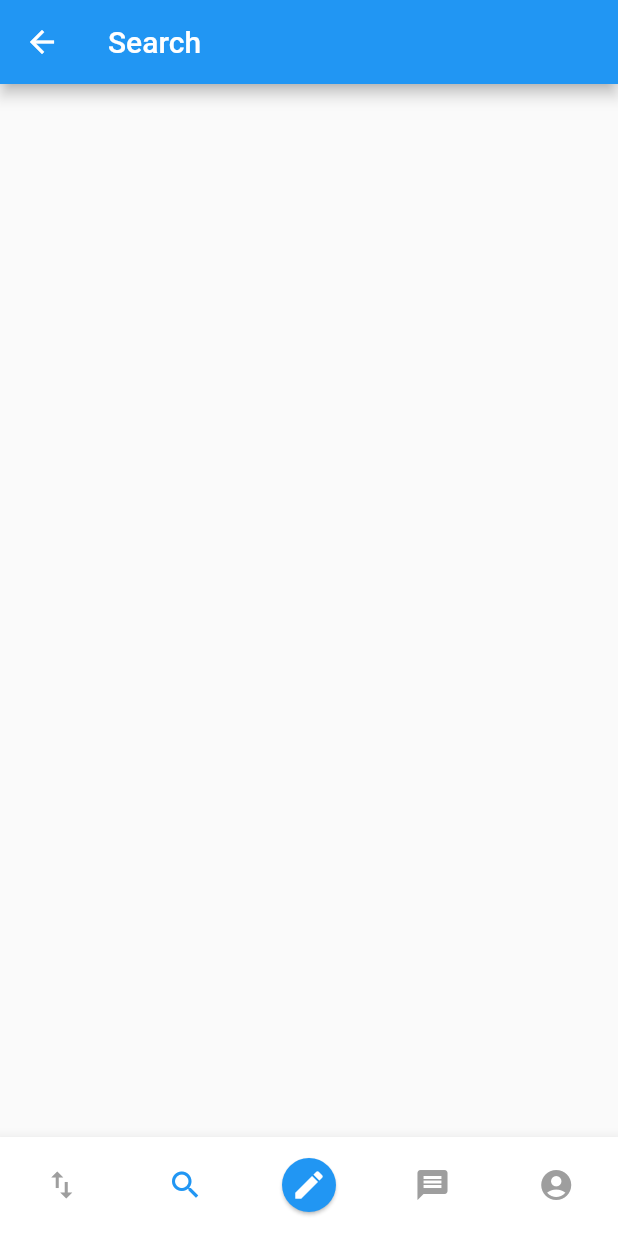
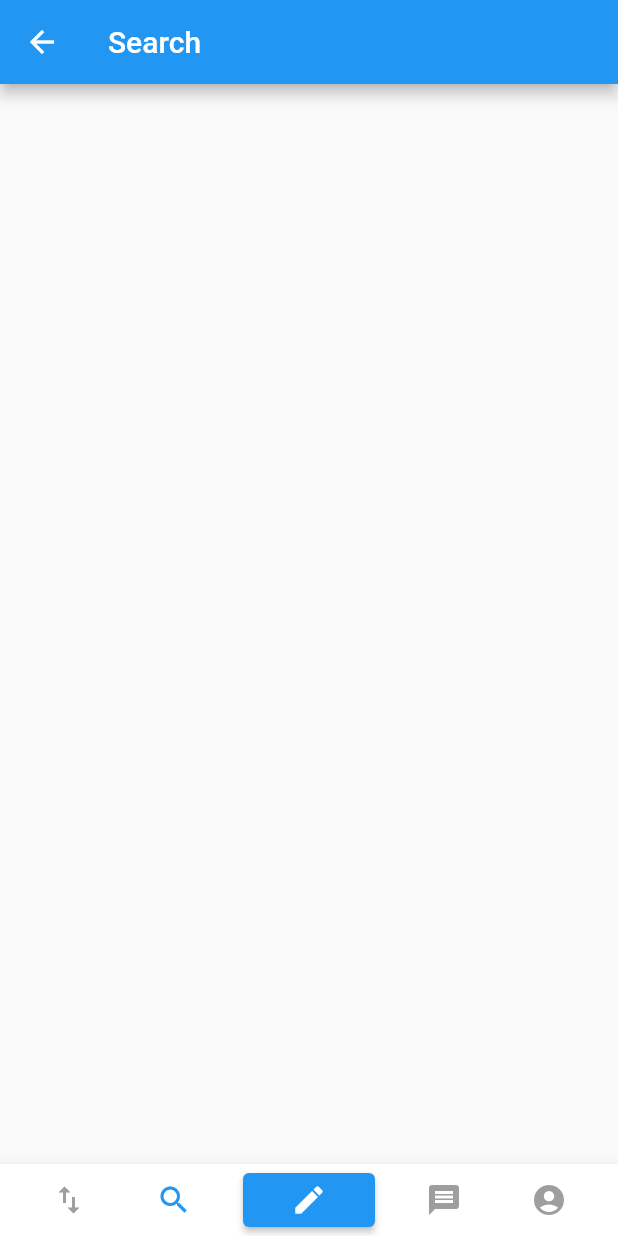
Before and after one commit to AlexHartford/oneword, a Flutter app: the View screen opened directly, item 2 of the bottom bar chosen, on a phone screen of 412 x 824 dp. Run offline on Flutter 3.47's test engine with Material 2 defaults, Android fonts, the phone set to English and light mode, and no system bars; our stand-ins replace device_info, flutter_hooks, font_awesome_flutter.

Commit message:
implemented custom nav bar and refactored main view

```diff
--- a/lib/src/tabs/feed/content.dart
+++ b/lib/src/tabs/feed/content.dart
@@ -1,6 +1,6 @@
 import 'package:flutter/material.dart';
 
-import 'package:oneword/src/tabs/home/kebab.dart';
+import 'package:oneword/src/tabs/feed/kebab.dart';
 
 class Content extends StatelessWidget {
   final String username, time, content;
--- a/lib/src/tabs/post/button.dart
+++ /dev/null
@@ -1,19 +0,0 @@
-import 'package:flutter/material.dart';
-
-import 'package:oneword/src/tabs/post/text.dart';
-
-class PostButton extends StatelessWidget {
-  PostButton({Key key}) : super(key: key);
-
-  @override
-  Widget build(BuildContext context) {
-    return RaisedButton(
-      shape: CircleBorder(),
-      elevation: 1,
-      materialTapTargetSize: MaterialTapTargetSize.shrinkWrap,
-      child: Icon(Icons.create),
-//      onPressed: () => showModalBottomSheet(context: context, builder: (_) => PostMenu())
-      onPressed: () => Navigator.pushNamed(context, TextPost.route)
-    );
-  }
-}
--- a/lib/src/view.dart
+++ b/lib/src/view.dart
@@ -1,63 +1,102 @@
 import 'package:flutter/material.dart';
 import 'package:flutter_hooks/flutter_hooks.dart';
 
-import 'package:oneword/src/tabs/post/button.dart';
 import 'package:oneword/src/tabs/post/text.dart';
-
 import 'package:oneword/src/tabs/feed/view.dart';
 import 'package:oneword/src/tabs/message/view.dart';
 import 'package:oneword/src/tabs/search/view.dart';
 import 'package:oneword/src/tabs/account/view.dart';
 
+enum Tab { Feed, Search, Message, Account }
+
 class View extends HookWidget {
 
   View({Key key}) : super(key: key);
 
-  final _widgetOptions = <Widget>[
-    Feed(key: PageStorageKey('Home')),
-    Search(key: PageStorageKey('Search')),
-    // TODO: If you miss the raised button, this route gets hit.  FIX
-    TextPost(),
-    Message(key: PageStorageKey('Message')),
-    Account(key: PageStorageKey('Account'))
-  ];
-
-  final _items = <BottomNavigationBarItem>[
-    BottomNavigationBarItem(
-      title: Text('Home'),
-      icon: Icon(Icons.import_export)),
-    BottomNavigationBarItem(
-      title: Text('Search'),
-      icon: Icon(Icons.search)),
-    BottomNavigationBarItem(
-      title: Text('Post'),
-      icon: PostButton()
-    ),
-    BottomNavigationBarItem(
-      title: Text('Message'),
-      icon: Icon(Icons.message)),
-    BottomNavigationBarItem(
-      title: Text('Account'),
-      icon: Icon(Icons.account_circle))
-  ];
+  final _tabs = <Tab, Widget> {
+    Tab.Feed: Feed(key: PageStorageKey('Feed')),
+    Tab.Search: Search(key: PageStorageKey('Search')),
+    Tab.Message: Message(key: PageStorageKey('Message')),
+    Tab.Account: Account(key: PageStorageKey('Account'))
+  };
 
   @override
   Widget build(BuildContext context) {
-    final _selected = useState(0);
+    final _tab = useState(Tab.Feed);
 
     return Scaffold(
-      body: Center(child: _widgetOptions.elementAt(_selected.value)),
-      bottomNavigationBar: BottomNavigationBar(
-        type: BottomNavigationBarType.fixed,
-        backgroundColor: Colors.white,
-        showSelectedLabels: false,
-        showUnselectedLabels: false,
-        selectedItemColor: Colors.blue,
-        unselectedItemColor: Colors.grey,
-        items: _items,
-        currentIndex: _selected.value,
-        onTap: (index) => _selected.value = index,
+      body: Center(child: _tabs[_tab.value]),
+      bottomNavigationBar: CustomBottomNav(tab: _tab),
+    );
+  }
+}
+
+class CustomBottomNav extends StatelessWidget {
+  final ValueNotifier tab;
+
+  CustomBottomNav({Key key, this.tab}) : super(key: key);
+
+  @override
+  Widget build(BuildContext context) {
+    return Material(
+      color: Colors.white,
+      elevation: 8,
+      child: Row(
+        mainAxisAlignment: MainAxisAlignment.spaceEvenly,
+        children: [
+          CustomNavItem(
+            icon: Icon(Icons.import_export),
+            onPressed: () => tab.value = Tab.Feed,
+            selected: tab.value == Tab.Feed,
+          ),
+          CustomNavItem(
+            icon: Icon(Icons.search),
+            onPressed: () => tab.value = Tab.Search,
+            selected: tab.value == Tab.Search,
+          ),
+          PostNavItem(),
+          CustomNavItem(
+            icon: Icon(Icons.message),
+            onPressed: () => tab.value = Tab.Message,
+            selected: tab.value == Tab.Message,
+          ),
+          CustomNavItem(
+            icon: Icon(Icons.account_circle),
+            onPressed: () => tab.value = Tab.Account,
+            selected: tab.value == Tab.Account,
+          )
+        ],
       ),
     );
   }
 }
+
+class CustomNavItem extends StatelessWidget {
+  final Icon icon;
+  final VoidCallback onPressed;
+  final bool selected;
+
+  CustomNavItem({Key key, this.icon, this.onPressed, this.selected}) : super(key: key);
+
+  @override
+  Widget build(BuildContext context) {
+    return IconButton(
+      color: this.selected ? Colors.blue : Colors.grey,
+      icon: this.icon,
+      onPressed: this.onPressed
+    );
+  }
+}
+
+class PostNavItem extends StatelessWidget {
+
+  PostNavItem({Key key}) : super(key: key);
+
+  @override
+  Widget build(BuildContext context) {
+    return RaisedButton(
+      child: Icon(Icons.edit),
+      onPressed: () => Navigator.pushNamed(context, TextPost.route),
+    );
+  }
+}
```
